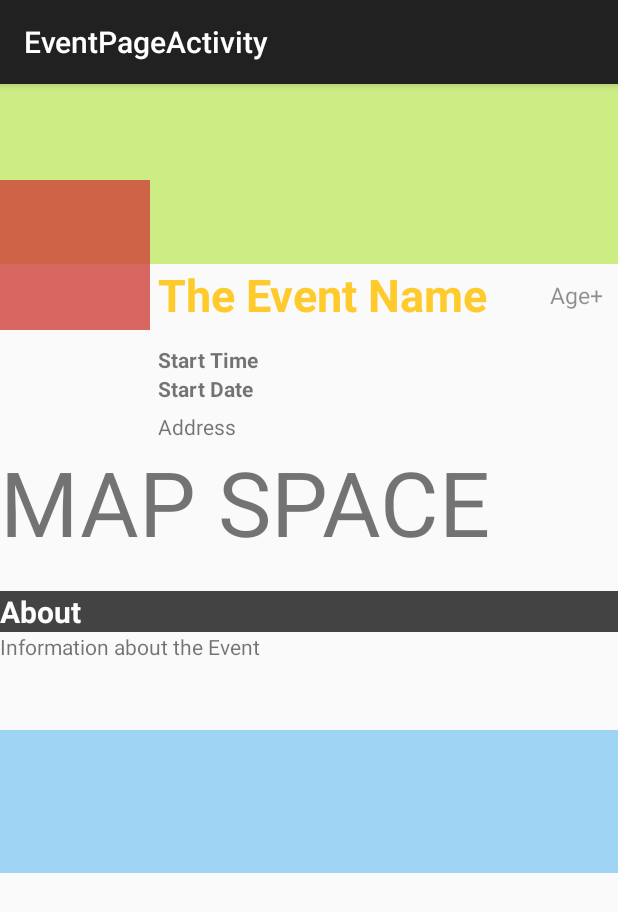
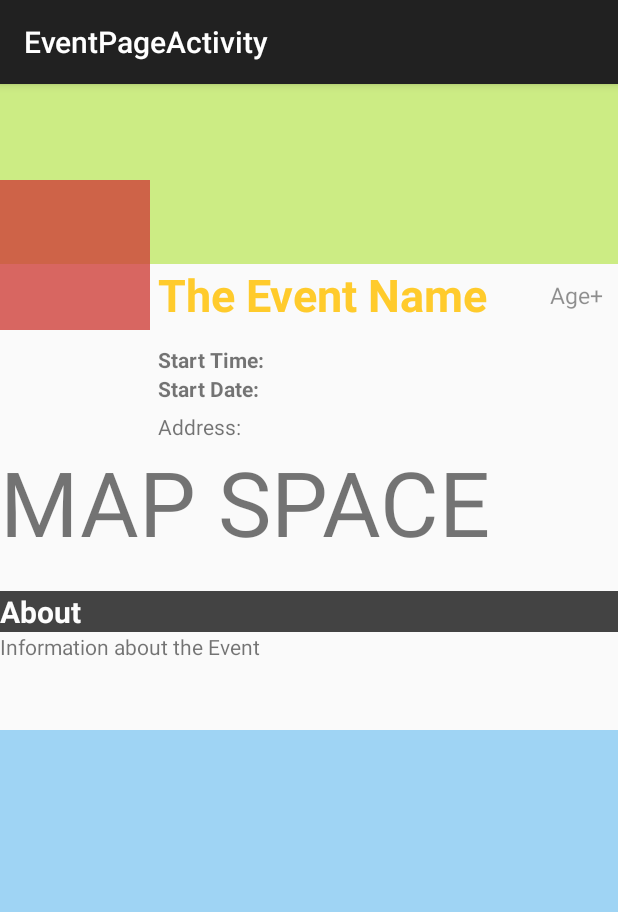
Before and after one commit to devbruha/android_bruha, an Android app: the EventPageActivity screen opened directly, with no data from a screen before it, on a phone screen of 412 x 824 dp. Shown: the top 912 px of the screen. Run offline under Robolectric (Android 15) with nearby library versions, the phone set to English and light mode, and no system bars.

```diff
--- a/app/src/main/java/com/bruha/bruha/Processing/FilterGen.java
+++ b/app/src/main/java/com/bruha/bruha/Processing/FilterGen.java
@@ -58,7 +58,7 @@ public class FilterGen {
 
         //Add arraylist in category
         ParentArrayList.add(new Items.SubCategory("Featured", recommendedCategory1));
-        ParentArrayList.add(new Items.SubCategory("Recommended", recommendedCategory2));
+        ParentArrayList.add(new Items.SubCategory("All Events", recommendedCategory2));
         ParentArrayList.add(new Items.SubCategory("Today", recommendedCategory3));
         ParentArrayList.add(new Items.SubCategory("This Weekend", recommendedCategory4));
 
--- a/app/src/main/res/layout/activity_event_page.xml
+++ b/app/src/main/res/layout/activity_event_page.xml
@@ -10,7 +10,7 @@
     <ImageView
         android:layout_width="match_parent"
         android:layout_height="120dp"
-        android:id="@+id/imageView2"
+        android:id="@+id/PageEventCoverPicture"
         android:layout_alignParentTop="true"
         android:layout_alignParentLeft="true"
         android:layout_alignParentStart="true"
@@ -19,7 +19,7 @@
     <ImageView
         android:layout_width="100dp"
         android:layout_height="100dp"
-        android:id="@+id/imageView3"
+        android:id="@+id/PageEventPicture"
         android:layout_alignParentTop="true"
         android:layout_alignParentLeft="true"
         android:layout_alignParentStart="true"
@@ -32,10 +32,10 @@
         android:textStyle="bold"
         android:textSize="30sp"
         android:text="The Event Name"
-        android:id="@+id/textView15"
-        android:layout_below="@+id/imageView2"
-        android:layout_toRightOf="@+id/imageView3"
-        android:layout_toEndOf="@+id/imageView3"
+        android:id="@+id/PageEventName"
+        android:layout_below="@+id/PageEventCoverPicture"
+        android:layout_toRightOf="@+id/PageEventPicture"
+        android:layout_toEndOf="@+id/PageEventPicture"
         android:layout_marginLeft="5dp"
         android:textColor="#ffffc514"
         android:alpha="0.90"/>
@@ -45,8 +45,8 @@
         android:layout_height="wrap_content"
         android:textAppearance="?android:attr/textAppearanceSmall"
         android:text="Age+"
-        android:id="@+id/textView17"
-        android:layout_alignTop="@+id/textView15"
+        android:id="@+id/PageEventAge"
+        android:layout_alignTop="@+id/PageEventName"
         android:layout_alignParentRight="true"
         android:layout_alignParentEnd="true"
         android:layout_marginTop="10dp"
@@ -57,34 +57,34 @@
     <TextView
         android:layout_width="wrap_content"
         android:layout_height="wrap_content"
-        android:text="Start Time"
+        android:text="Start Time:"
         android:textStyle="bold"
         android:id="@+id/textView29"
-        android:layout_below="@+id/imageView3"
-        android:layout_alignLeft="@+id/textView15"
-        android:layout_alignStart="@+id/textView15"
+        android:layout_below="@+id/PageEventPicture"
+        android:layout_alignLeft="@+id/PageEventName"
+        android:layout_alignStart="@+id/PageEventName"
         android:layout_marginTop="10dp"/>
 
     <TextView
         android:layout_width="wrap_content"
         android:layout_height="wrap_content"
         android:textStyle="bold"
-        android:text="Start Date"
+        android:text="Start Date:"
         android:id="@+id/textView48"
         android:layout_below="@+id/textView29"
-        android:layout_alignLeft="@+id/textView15"
-        android:layout_alignStart="@+id/textView15"
+        android:layout_alignLeft="@+id/PageEventName"
+        android:layout_alignStart="@+id/PageEventName"
         />
 
     <TextView
         android:layout_width="wrap_content"
         android:layout_height="wrap_content"
-        android:text="Address"
+        android:text="Address:"
         android:id="@+id/textView49"
         android:layout_below="@+id/textView48"
         android:layout_marginTop="6dp"
-        android:layout_alignLeft="@+id/textView15"
-        android:layout_alignStart="@+id/textView15"/>
+        android:layout_alignLeft="@+id/PageEventName"
+        android:layout_alignStart="@+id/PageEventName"/>
 
     <TextView
         android:layout_width="match_parent"
@@ -114,18 +114,20 @@
         android:layout_width="match_parent"
         android:layout_height="65dp"
         android:text="Information about the Event"
-        android:id="@+id/textView52"
+        android:id="@+id/PageEventDescription"
         android:layout_below="@+id/textView51"
         android:layout_alignLeft="@+id/textView51"
         android:layout_alignStart="@+id/textView51"/>
 
     <ImageView
         android:layout_width="match_parent"
-        android:layout_height="95dp"
+        android:layout_height="match_parent"
         android:id="@+id/imageView4"
-        android:layout_below="@+id/textView52"
-        android:layout_alignLeft="@+id/textView52"
-        android:layout_alignStart="@+id/textView52"
+        android:layout_below="@+id/PageEventDescription"
+        android:layout_alignLeft="@+id/PageEventDescription"
+        android:layout_alignStart="@+id/PageEventDescription"
         android:background="#a00996e9"
-        android:alpha="0.60"/>
+        android:alpha="0.60"
+        android:layout_alignParentEnd="true"
+        android:layout_alignParentStart="false" />
 </RelativeLayout>
```
Also changed, not shown: app/src/main/java/com/bruha/bruha/Adapters/ListviewAdapter.java (+34 -5 lines), app/src/main/java/com/bruha/bruha/Views/ListActivity.java (+70 -8 lines).
